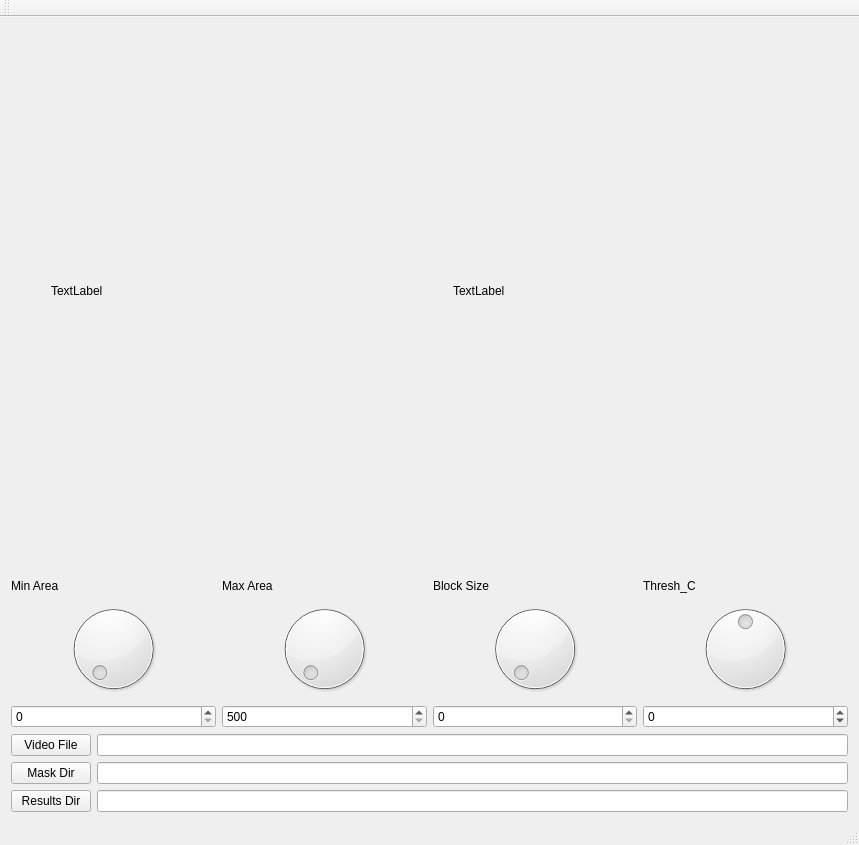
Qt form examples/getMaskParams/QtCreatorFiles/mainwindow.ui (ver228/tierpsy-tracker) before a commit.
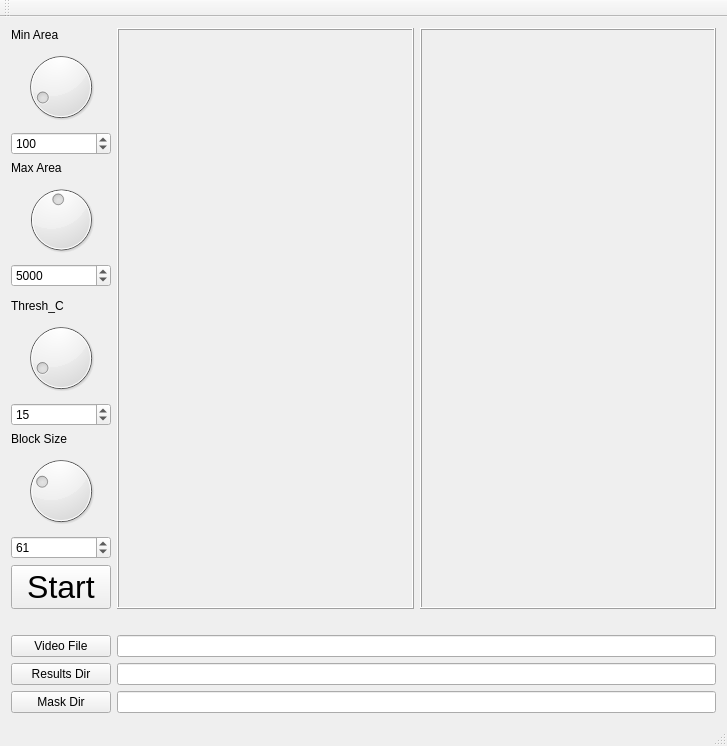
The same form after that commit.

Diff of the .ui file:
```diff
--- a/examples/getMaskParams/QtCreatorFiles/mainwindow.ui
+++ b/examples/getMaskParams/QtCreatorFiles/mainwindow.ui
@@ -6,112 +6,71 @@
    <rect>
     <x>0</x>
     <y>0</y>
-    <width>859</width>
-    <height>845</height>
+    <width>727</width>
+    <height>746</height>
    </rect>
   </property>
   <property name="windowTitle">
    <string>MainWindow</string>
   </property>
   <widget class="QWidget" name="centralWidget">
-   <layout class="QVBoxLayout" name="verticalLayout">
-    <item>
-     <layout class="QGridLayout" name="gridLayout_2">
-      <item row="0" column="2">
-       <widget class="QLabel" name="label_6">
-        <property name="text">
-         <string>TextLabel</string>
-        </property>
-       </widget>
-      </item>
-      <item row="0" column="0">
-       <spacer name="verticalSpacer">
-        <property name="orientation">
-         <enum>Qt::Vertical</enum>
-        </property>
-        <property name="sizeType">
-         <enum>QSizePolicy::MinimumExpanding</enum>
-        </property>
-        <property name="sizeHint" stdset="0">
-         <size>
-          <width>20</width>
-          <height>40</height>
-         </size>
-        </property>
-       </spacer>
-      </item>
-      <item row="0" column="1">
-       <widget class="QLabel" name="label_5">
-        <property name="text">
-         <string>TextLabel</string>
-        </property>
-       </widget>
-      </item>
-      <item row="1" column="0">
-       <spacer name="horizontalSpacer">
-        <property name="orientation">
-         <enum>Qt::Horizontal</enum>
-        </property>
-        <property name="sizeType">
-         <enum>QSizePolicy::Maximum</enum>
-        </property>
-        <property name="sizeHint" stdset="0">
-         <size>
-          <width>40</width>
-          <height>20</height>
-         </size>
-        </property>
-       </spacer>
-      </item>
-     </layout>
+   <layout class="QGridLayout" name="gridLayout">
+    <item row="6" column="4">
+     <spacer name="horizontalSpacer_3">
+      <property name="orientation">
+       <enum>Qt::Horizontal</enum>
+      </property>
+      <property name="sizeHint" stdset="0">
+       <size>
+        <width>40</width>
+        <height>20</height>
+       </size>
+      </property>
+     </spacer>
     </item>
-    <item>
-     <layout class="QGridLayout" name="gridLayout">
-      <item row="2" column="0">
-       <widget class="QSpinBox" name="spinBox_min_area">
-        <property name="maximum">
-         <number>1000</number>
-        </property>
-       </widget>
-      </item>
-      <item row="2" column="1">
-       <widget class="QSpinBox" name="spinBox_max_area">
-        <property name="minimum">
-         <number>500</number>
-        </property>
-        <property name="maximum">
-         <number>10000</number>
-        </property>
-       </widget>
-      </item>
-      <item row="1" column="2">
-       <widget class="QDial" name="dial_block_size">
-        <property name="minimum">
-         <number>0</number>
-        </property>
-        <property name="maximum">
-         <number>200</number>
-        </property>
-       </widget>
-      </item>
-      <item row="2" column="3">
-       <widget class="QSpinBox" name="spinBox_thresh_C">
-        <property name="minimum">
-         <number>-100</number>
-        </property>
-        <property name="maximum">
-         <number>100</number>
-        </property>
-       </widget>
-      </item>
-      <item row="0" column="1">
+    <item row="8" column="0">
+     <widget class="QPushButton" name="pushButton_results">
+      <property name="text">
+       <string>Results Dir</string>
+      </property>
+     </widget>
+    </item>
+    <item row="8" column="1" colspan="4">
+     <widget class="QLineEdit" name="lineEdit_results"/>
+    </item>
+    <item row="9" column="1" colspan="4">
+     <widget class="QLineEdit" name="lineEdit_mask">
+      <property name="readOnly">
+       <bool>true</bool>
+      </property>
+     </widget>
+    </item>
+    <item row="7" column="1" colspan="4">
+     <widget class="QLineEdit" name="lineEdit_video"/>
+    </item>
+    <item row="6" column="1">
+     <spacer name="horizontalSpacer_2">
+      <property name="orientation">
+       <enum>Qt::Horizontal</enum>
+      </property>
+      <property name="sizeHint" stdset="0">
+       <size>
+        <width>40</width>
+        <height>20</height>
+       </size>
+      </property>
+     </spacer>
+    </item>
+    <item row="1" column="0">
+     <layout class="QVBoxLayout" name="verticalLayout_2">
+      <item>
        <widget class="QLabel" name="label_4">
         <property name="text">
          <string>Max Area</string>
         </property>
        </widget>
       </item>
-      <item row="1" column="1">
+      <item>
        <widget class="QDial" name="dial_max_area">
         <property name="minimum">
          <number>500</number>
@@ -119,89 +78,223 @@
         <property name="maximum">
          <number>10000</number>
         </property>
+        <property name="value">
+         <number>5000</number>
+        </property>
        </widget>
       </item>
-      <item row="1" column="3">
+      <item>
+       <widget class="QSpinBox" name="spinBox_max_area">
+        <property name="minimum">
+         <number>500</number>
+        </property>
+        <property name="maximum">
+         <number>10000</number>
+        </property>
+        <property name="value">
+         <number>5000</number>
+        </property>
+       </widget>
+      </item>
+     </layout>
+    </item>
+    <item row="3" column="0">
+     <layout class="QVBoxLayout" name="verticalLayout_4">
+      <item>
+       <widget class="QLabel" name="label_2">
+        <property name="text">
+         <string>Thresh_C</string>
+        </property>
+       </widget>
+      </item>
+      <item>
        <widget class="QDial" name="dial_thresh_C">
         <property name="minimum">
+         <number>5</number>
+        </property>
+        <property name="maximum">
+         <number>100</number>
+        </property>
+        <property name="value">
+         <number>15</number>
+        </property>
+       </widget>
+      </item>
+      <item>
+       <widget class="QSpinBox" name="spinBox_thresh_C">
+        <property name="minimum">
          <number>-100</number>
         </property>
         <property name="maximum">
          <number>100</number>
         </property>
-       </widget>
-      </item>
-      <item row="1" column="0">
-       <widget class="QDial" name="dial_min_area">
-        <property name="maximum">
-         <number>1000</number>
+        <property name="value">
+         <number>15</number>
         </property>
        </widget>
       </item>
-      <item row="2" column="2">
-       <widget class="QSpinBox" name="spinBox_block_size">
-        <property name="maximum">
-         <number>200</number>
-        </property>
-       </widget>
-      </item>
-      <item row="0" column="2">
+     </layout>
+    </item>
+    <item row="4" column="0">
+     <layout class="QVBoxLayout" name="verticalLayout_3">
+      <item>
        <widget class="QLabel" name="label_3">
         <property name="text">
          <string>Block Size</string>
         </property>
        </widget>
       </item>
-      <item row="0" column="3">
-       <widget class="QLabel" name="label_2">
-        <property name="text">
-         <string>Thresh_C</string>
+      <item>
+       <widget class="QDial" name="dial_block_size">
+        <property name="minimum">
+         <number>5</number>
         </property>
+        <property name="maximum">
+         <number>200</number>
+        </property>
+        <property name="value">
+         <number>61</number>
+        </property>
        </widget>
       </item>
-      <item row="0" column="0">
+      <item>
+       <widget class="QSpinBox" name="spinBox_block_size">
+        <property name="minimum">
+         <number>5</number>
+        </property>
+        <property name="maximum">
+         <number>200</number>
+        </property>
+        <property name="value">
+         <number>61</number>
+        </property>
+       </widget>
+      </item>
+     </layout>
+    </item>
+    <item row="7" column="0">
+     <widget class="QPushButton" name="pushButton_video">
+      <property name="text">
+       <string>Video File</string>
+      </property>
+     </widget>
+    </item>
+    <item row="9" column="0">
+     <widget class="QPushButton" name="pushButton_mask">
+      <property name="text">
+       <string>Mask Dir</string>
+      </property>
+     </widget>
+    </item>
+    <item row="0" column="0">
+     <layout class="QVBoxLayout" name="verticalLayout">
+      <item>
        <widget class="QLabel" name="label">
         <property name="text">
          <string>Min Area</string>
         </property>
        </widget>
       </item>
-     </layout>
-    </item>
-    <item>
-     <layout class="QGridLayout" name="gridLayout_3">
-      <item row="0" column="0">
-       <widget class="QPushButton" name="pushButton_video">
-        <property name="text">
-         <string>Video File</string>
+      <item>
+       <widget class="QDial" name="dial_min_area">
+        <property name="maximum">
+         <number>1000</number>
         </property>
-       </widget>
-      </item>
-      <item row="0" column="1">
-       <widget class="QLineEdit" name="lineEdit_video"/>
-      </item>
-      <item row="1" column="0">
-       <widget class="QPushButton" name="pushButton_mask">
-        <property name="text">
-         <string>Mask Dir</string>
+        <property name="value">
+         <number>100</number>
         </property>
        </widget>
       </item>
-      <item row="1" column="1">
-       <widget class="QLineEdit" name="lineEdit_mask"/>
-      </item>
-      <item row="2" column="0">
-       <widget class="QPushButton" name="pushButton_results">
-        <property name="text">
-         <string>Results Dir</string>
+      <item>
+       <widget class="QSpinBox" name="spinBox_min_area">
+        <property name="maximum">
+         <number>1000</number>
         </property>
+        <property name="value">
+         <number>100</number>
+        </property>
        </widget>
       </item>
-      <item row="2" column="1">
-       <widget class="QLineEdit" name="lineEdit_results"/>
-      </item>
      </layout>
     </item>
+    <item row="0" column="1" rowspan="6" colspan="2">
+     <widget class="QLabel" name="label_full">
+      <property name="sizePolicy">
+       <sizepolicy hsizetype="Ignored" vsizetype="Ignored">
+        <horstretch>0</horstretch>
+        <verstretch>0</verstretch>
+       </sizepolicy>
+      </property>
+      <property name="frameShape">
+       <enum>QFrame::Box</enum>
+      </property>
+      <property name="frameShadow">
+       <enum>QFrame::Raised</enum>
+      </property>
+      <property name="text">
+       <string/>
+      </property>
+      <property name="wordWrap">
+       <bool>false</bool>
+      </property>
+     </widget>
+    </item>
+    <item row="0" column="3" rowspan="6" colspan="2">
+     <widget class="QLabel" name="label_mask">
+      <property name="sizePolicy">
+       <sizepolicy hsizetype="Ignored" vsizetype="Ignored">
+        <horstretch>0</horstretch>
+        <verstretch>0</verstretch>
+       </sizepolicy>
+      </property>
+      <property name="frameShape">
+       <enum>QFrame::Box</enum>
+      </property>
+      <property name="frameShadow">
+       <enum>QFrame::Raised</enum>
+      </property>
+      <property name="text">
+       <string/>
+      </property>
+     </widget>
+    </item>
+    <item row="6" column="0">
+     <spacer name="horizontalSpacer">
+      <property name="orientation">
+       <enum>Qt::Horizontal</enum>
+      </property>
+      <property name="sizeType">
+       <enum>QSizePolicy::Maximum</enum>
+      </property>
+      <property name="sizeHint" stdset="0">
+       <size>
+        <width>40</width>
+        <height>20</height>
+       </size>
+      </property>
+     </spacer>
+    </item>
+    <item row="5" column="0">
+     <widget class="QPushButton" name="pushButton_start">
+      <property name="font">
+       <font>
+        <pointsize>24</pointsize>
+       </font>
+      </property>
+      <property name="mouseTracking">
+       <bool>false</bool>
+      </property>
+      <property name="autoFillBackground">
+       <bool>false</bool>
+      </property>
+      <property name="text">
+       <string>Start</string>
+      </property>
+      <property name="checkable">
+       <bool>false</bool>
+      </property>
+     </widget>
+    </item>
    </layout>
   </widget>
   <widget class="QMenuBar" name="menuBar">
```
Left out of the diff: 2 changed lines with no effect on the pictures.
